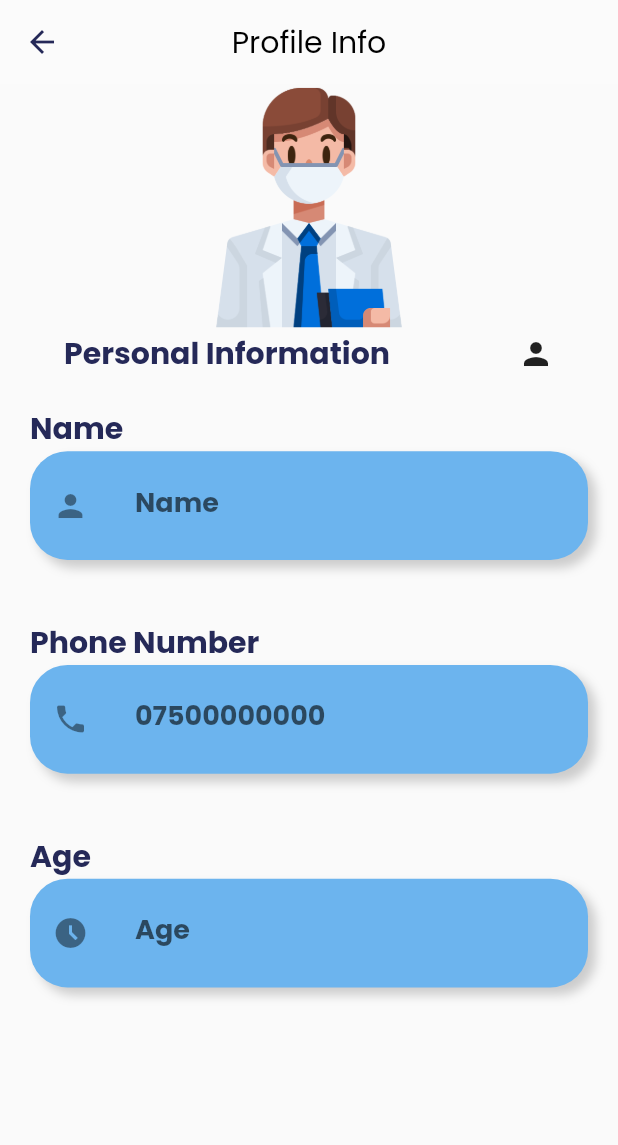
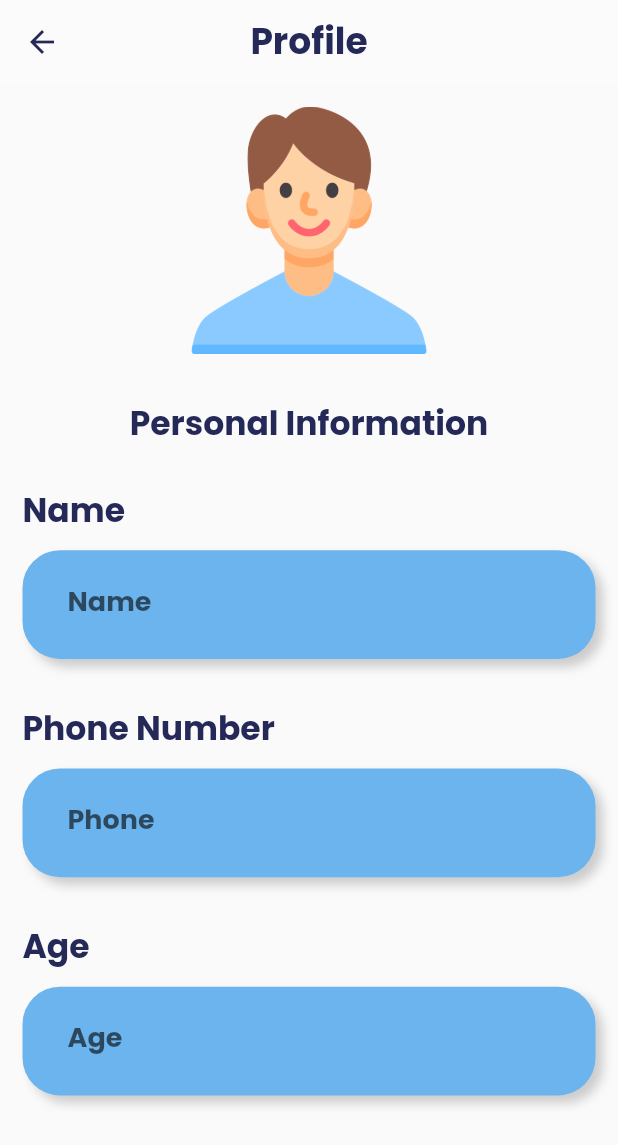
Before and after one commit to CaptainLala/clinic_reservation_app, a Flutter app: the ProfileScreen screen opened by its route, on a phone screen of 412 x 824 dp. Shown: the top 1145 px of the screen. Run offline on Flutter 3.47's test engine with Material 2 defaults, Android fonts, the phone set to English and light mode, and no system bars; drawn by our look-alikes of auto_size_text; our stand-ins replace font_awesome_flutter.

Commit message:
Profile Page Redesign

```diff
--- a/lib/screens/home_screen.dart
+++ b/lib/screens/home_screen.dart
@@ -4,6 +4,7 @@ import 'package:clinic_reservation_app/widgets/header_title.dart';
 import 'package:clinic_reservation_app/widgets/image_container.dart';
 import 'package:clinic_reservation_app/widgets/side_bar.dart';
 import 'package:flutter/material.dart';
+import 'package:font_awesome_flutter/font_awesome_flutter.dart';
 
 class HomeScreen extends StatelessWidget {
   static const routeName = '/home';
@@ -18,18 +19,14 @@ class HomeScreen extends StatelessWidget {
       appBar: AppBar(
         leading: IconButton(
           onPressed: () => _scaffoldKey.currentState?.openDrawer(),
-          icon: Image.asset(
-            'assets/images/drawer_icon.png',
-            height: 30,
-            width: 30,
+          icon: Icon(
+            FontAwesomeIcons.bars,
+            color: Theme.of(context).iconTheme.color,
           ),
         ),
         centerTitle: true,
         elevation: 0,
         backgroundColor: Colors.white10,
-        iconTheme: const IconThemeData(
-          color: Color.fromRGBO(37, 41, 88, 1),
-        ),
         title: AutoSizeText(
           'Salahaddin Clinic',
           style: Theme.of(context).textTheme.headline2,
--- a/lib/screens/profile_screen.dart
+++ b/lib/screens/profile_screen.dart
@@ -1,71 +1,75 @@
 import 'package:auto_size_text/auto_size_text.dart';
+import 'package:clinic_reservation_app/widgets/default_textfield.dart';
+import 'package:clinic_reservation_app/widgets/header_title.dart';
 import 'package:clinic_reservation_app/widgets/profile_textfield.dart';
 import 'package:flutter/material.dart';
+import 'package:font_awesome_flutter/font_awesome_flutter.dart';
 
-class ProfileScreen extends StatelessWidget {
+class ProfileScreen extends StatefulWidget {
   static const routeName = 'profile_screen';
   const ProfileScreen({Key? key}) : super(key: key);
+
+  @override
+  State<ProfileScreen> createState() => _ProfileScreenState();
+}
+
+class _ProfileScreenState extends State<ProfileScreen> {
+  final _fullNameController = TextEditingController();
+
+  final _ageController = TextEditingController();
+
+  final _phoneController = TextEditingController();
+
+  @override
+  void dispose() {
+    _fullNameController.dispose();
+    _ageController.dispose();
+    _phoneController.dispose();
+    super.dispose();
+  }
 
   @override
   Widget build(BuildContext context) {
     return Scaffold(
       appBar: AppBar(
-        title: const AutoSizeText(
-          'Profile Info',
-          style: TextStyle(
-            color: Colors.black,
-          ),
+        title: AutoSizeText(
+          'Profile',
+          style: Theme.of(context).textTheme.headline2,
         ),
         centerTitle: true,
         elevation: 0,
         backgroundColor: Colors.white10,
-        iconTheme: const IconThemeData(
-          color: Color.fromRGBO(37, 41, 88, 1),
-        ),
+        iconTheme: Theme.of(context).iconTheme,
       ),
-      body: Column(
-        crossAxisAlignment: CrossAxisAlignment.start,
+      body: ListView(
+        padding: const EdgeInsets.all(15),
         children: [
           SizedBox(
             width: MediaQuery.of(context).size.width,
             height: MediaQuery.of(context).size.height * 0.20,
             child: Image.asset(
-              'assets/images/doctor.png',
+              'assets/images/profile_avatar.png',
               fit: BoxFit.contain,
             ),
           ),
-          Row(
-            mainAxisAlignment: MainAxisAlignment.spaceAround,
-            children: const [
-              AutoSizeText(
-                'Personal Information',
-                style: TextStyle(
-                  fontWeight: FontWeight.bold,
-                ),
-              ),
-              Icon(Icons.person)
-            ],
-          ),
+          const Center(child: HeaderTitle(title: 'Personal Information')),
           const ProfileTextField(
             title: 'Name',
             keyboardType: TextInputType.name,
             inputAction: TextInputAction.done,
             label: 'Name',
-            icon: Icons.person,
           ),
           const ProfileTextField(
             title: 'Phone Number',
             keyboardType: TextInputType.name,
             inputAction: TextInputAction.done,
-            label: '07500000000',
-            icon: Icons.phone,
+            label: 'Phone',
           ),
           const ProfileTextField(
             title: 'Age',
             keyboardType: TextInputType.number,
             inputAction: TextInputAction.done,
             label: 'Age',
-            icon: Icons.access_time_filled_sharp,
           )
         ],
       ),
--- a/lib/style.dart
+++ b/lib/style.dart
@@ -1,6 +1,9 @@
 import 'package:flutter/material.dart';
 
 final ThemeData style = ThemeData(
+  iconTheme: const IconThemeData(
+    color: Color.fromRGBO(37, 41, 88, 1),
+  ),
   fontFamily: 'Poppins',
   primarySwatch: Colors.blueGrey,
   primaryColor: const Color.fromRGBO(108, 180, 238, 1),
--- a/lib/widgets/profile_textfield.dart
+++ b/lib/widgets/profile_textfield.dart
@@ -6,7 +6,6 @@ class ProfileTextField extends StatelessWidget {
   final TextInputType keyboardType;
   final TextInputAction inputAction;
   final String label;
-  final IconData icon;
 
   const ProfileTextField({
     Key? key,
@@ -14,23 +13,23 @@ class ProfileTextField extends StatelessWidget {
     required this.keyboardType,
     required this.inputAction,
     required this.label,
-    required this.icon,
   }) : super(key: key);
 
   @override
   Widget build(BuildContext context) {
     return Container(
-      margin: const EdgeInsets.symmetric(horizontal: 20, vertical: 20),
+      margin: const EdgeInsets.symmetric(vertical: 15),
       child: Column(
         crossAxisAlignment: CrossAxisAlignment.start,
         children: [
           AutoSizeText(
             title,
-            style: const TextStyle(
-              fontWeight: FontWeight.bold,
-            ),
+            style: Theme.of(context).textTheme.headline3,
           ),
           Container(
+            margin: const EdgeInsets.only(
+              top: 10,
+            ),
             padding: const EdgeInsets.symmetric(horizontal: 15),
             decoration: BoxDecoration(
               color: Theme.of(context).primaryColor,
@@ -50,7 +49,6 @@ class ProfileTextField extends StatelessWidget {
                 border: InputBorder.none,
                 contentPadding: const EdgeInsets.all(15),
                 label: Text(label),
-                icon: Icon(icon),
               ),
             ),
           ),
--- a/lib/widgets/side_bar.dart
+++ b/lib/widgets/side_bar.dart
@@ -68,13 +68,13 @@ class SideBar extends StatelessWidget {
               SideMenuTile(
                 icon: Icons.logout_rounded,
                 label: 'Log Out',
-                onPressed: () => Navigator.pushReplacementNamed(
+                onPressed: () => Navigator.pushNamed(
                   context,
                   LoginScreen.routeName,
                 ),
               ),
-              const SizedBox(
-                height: 30,
+              SizedBox(
+                height: MediaQuery.of(context).size.height * 0.03,
               ),
               const Divider(
                 thickness: 1,
```
Also changed, not shown: assets/images/profile_avatar.png (added).
